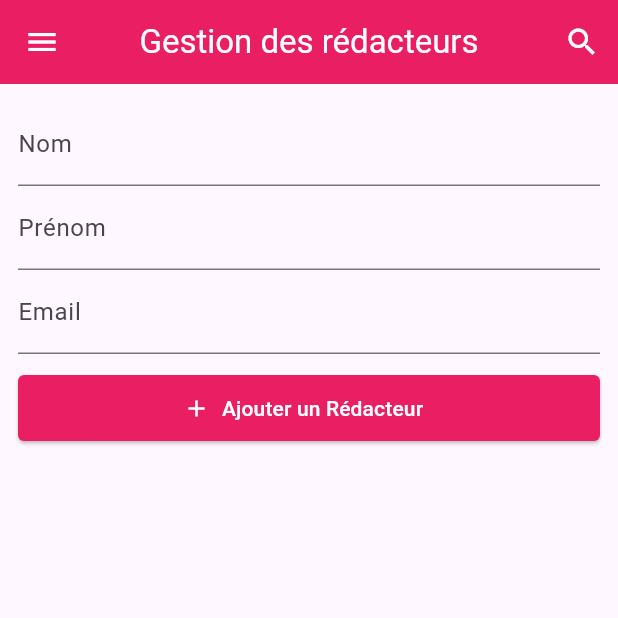
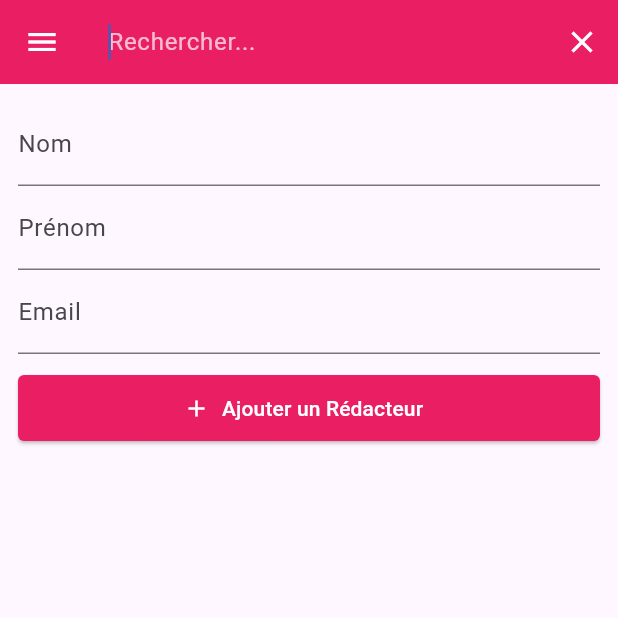
Before and after one commit to DavFilsDev/magazine-infos, a Flutter app: the screen it shows after launch, after a tap on the "search" icon, on a phone screen of 412 x 824 dp, the top half of it. Run offline on Flutter 3.47's test engine with Material 3 defaults, Android fonts, the phone set to English and light mode, and no system bars; our stand-ins replace sqflite; accounts and stored records are empty.

Commit message:
feat(search): add local search by nom and prenom via appbar icon

```diff
--- a/lib/views/redacteur_interface.dart
+++ b/lib/views/redacteur_interface.dart
@@ -16,6 +16,9 @@ class _RedacteurInterfaceState extends State<RedacteurInterface> {
   final TextEditingController _emailController = TextEditingController();
   final DatabaseManager _dbManager = DatabaseManager();
   List<Redacteur> _redacteurs = [];
+  bool _rechercheActive = false;
+  List<Redacteur> _tousLesRedacteurs = [];
+  final TextEditingController _rechercheController = TextEditingController();
 
   @override
   Widget build(BuildContext context) {
@@ -24,9 +27,34 @@ class _RedacteurInterfaceState extends State<RedacteurInterface> {
         backgroundColor: Colors.pink,
         foregroundColor: Colors.white,
         leading: IconButton(icon: const Icon(Icons.menu), onPressed: () {}),
-        title: const Text('Gestion des rédacteurs'),
+        title: _rechercheActive
+            ? TextField(
+                controller: _rechercheController,
+                autofocus: true,
+                style: const TextStyle(color: Colors.white),
+                decoration: const InputDecoration(
+                  hintText: 'Rechercher...',
+                  hintStyle: TextStyle(color: Colors.white70),
+                  border: InputBorder.none,
+                ),
+                onChanged: _filtrerRedacteurs,
+              )
+            : const Text('Gestion des rédacteurs'),
         centerTitle: true,
-        actions: [IconButton(icon: const Icon(Icons.search), onPressed: () {})],
+        actions: [
+          IconButton(
+            icon: Icon(_rechercheActive ? Icons.close : Icons.search),
+            onPressed: () {
+              setState(() {
+                _rechercheActive = !_rechercheActive;
+                if (!_rechercheActive) {
+                  _rechercheController.clear();
+                  _redacteurs = _tousLesRedacteurs;
+                }
+              });
+            },
+          ),
+        ],
       ),
       body: Padding(
         padding: const EdgeInsets.all(12.0),
@@ -102,7 +130,20 @@ class _RedacteurInterfaceState extends State<RedacteurInterface> {
     final data = await _dbManager.getAllRedacteurs();
     data.sort((a, b) => a.nom.toLowerCase().compareTo(b.nom.toLowerCase()));
     setState(() {
+      _tousLesRedacteurs = data;
       _redacteurs = data;
+    });
+  }
+
+  void _filtrerRedacteurs(String query) {
+    setState(() {
+      _redacteurs = _tousLesRedacteurs
+          .where(
+            (r) =>
+                r.nom.toLowerCase().contains(query.toLowerCase()) ||
+                r.prenom.toLowerCase().contains(query.toLowerCase()),
+          )
+          .toList();
     });
   }
 
```
